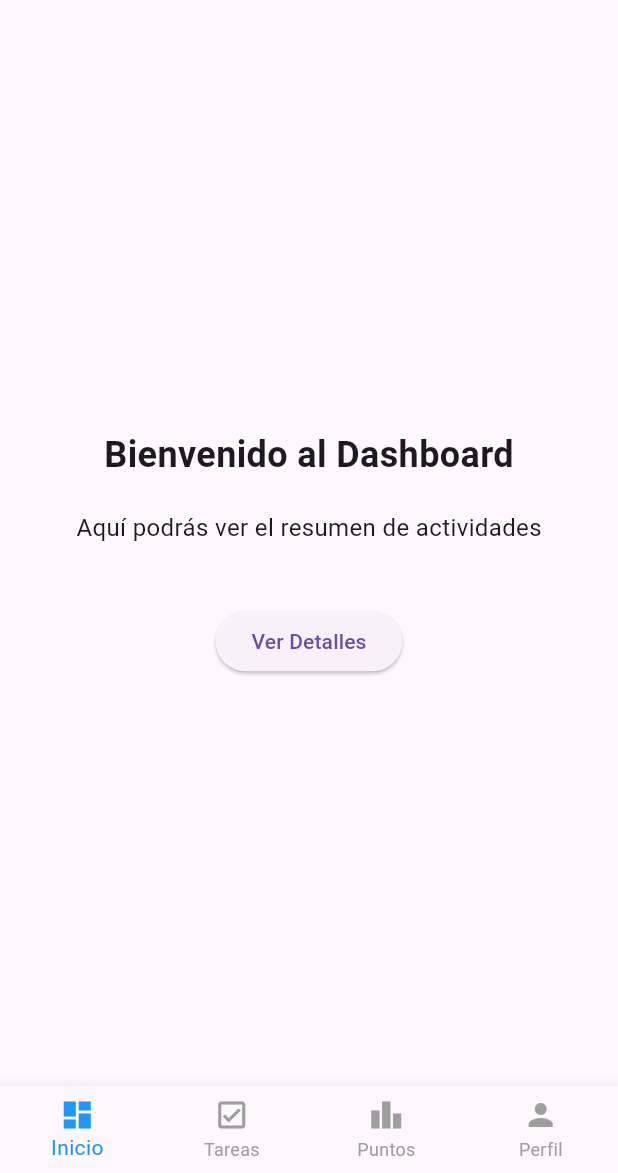
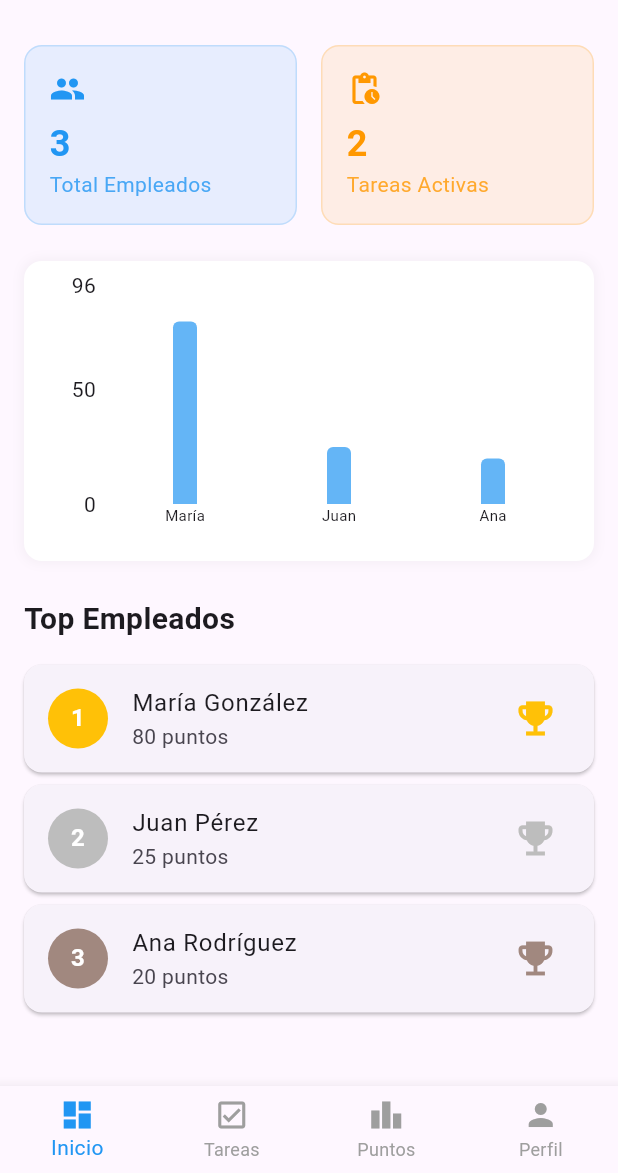
Before and after one commit to nievesOcta/puntos_empleados, a Flutter app: the DashboardScreen screen opened directly, on a phone screen of 412 x 824 dp, the part 63-1236 px from its top. Run offline on Flutter 3.47's test engine with Material 3 defaults, Android fonts, the phone set to English and light mode, and no system bars; drawn by our look-alikes of fl_chart; our stand-ins replace qr_flutter.

Commit message:
final version

```diff
--- a/lib/screens/inicio_screen.dart
+++ b/lib/screens/inicio_screen.dart
@@ -1,4 +1,6 @@
 import 'package:flutter/material.dart';
+import 'package:puntos_empleados/services/employee_service.dart';
+import 'package:fl_chart/fl_chart.dart';
 
 class InicioScreen extends StatefulWidget {
   const InicioScreen({super.key});
@@ -10,33 +12,217 @@ class InicioScreen extends StatefulWidget {
 class _InicioScreenState extends State<InicioScreen> {
   @override
   Widget build(BuildContext context) {
-    return Center(
+    final employees = EmployeeService.getAllEmployees();
+    final sortedEmployees = [...employees]
+      ..sort((a, b) => b.getPoints().compareTo(a.getPoints()));
+    final topEmployees = sortedEmployees.take(3).toList();
+
+    return SingleChildScrollView(
+      padding: const EdgeInsets.all(16.0),
       child: Column(
-        mainAxisAlignment: MainAxisAlignment.center,
+        crossAxisAlignment: CrossAxisAlignment.start,
         children: [
+          // Tarjetas de resumen
+          Row(
+            children: [
+              _buildSummaryCard(
+                'Total Empleados',
+                employees.length.toString(),
+                Icons.people,
+                Colors.blue,
+              ),
+              const SizedBox(width: 16),
+              _buildSummaryCard(
+                'Tareas Activas',
+                employees
+                    .expand((e) => e.getAssignments())
+                    .where((a) => !a.isCompleted)
+                    .length
+                    .toString(),
+                Icons.pending_actions,
+                Colors.orange,
+              ),
+            ],
+          ),
+          const SizedBox(height: 24),
+
+          // Gráfico de puntos
+          Container(
+            height: 200,
+            padding: const EdgeInsets.all(16),
+            decoration: BoxDecoration(
+              color: Colors.white,
+              borderRadius: BorderRadius.circular(12),
+              boxShadow: [
+                BoxShadow(
+                  color: Colors.grey.withOpacity(0.1),
+                  spreadRadius: 1,
+                  blurRadius: 6,
+                ),
+              ],
+            ),
+            child: BarChart(
+              BarChartData(
+                alignment: BarChartAlignment.spaceAround,
+                maxY: sortedEmployees.first.getPoints().toDouble() * 1.2,
+                titlesData: FlTitlesData(
+                  show: true,
+                  bottomTitles: AxisTitles(
+                    sideTitles: SideTitles(
+                      showTitles: true,
+                      getTitlesWidget: (value, meta) {
+                        if (value.toInt() >= employees.length) return const Text('');
+                        return Text(
+                          employees[value.toInt()].name.split(' ')[0],
+                          style: const TextStyle(fontSize: 10),
+                        );
+                      },
+                    ),
+                  ),
+                  leftTitles: AxisTitles(
+                    sideTitles: SideTitles(
+                      showTitles: true,
+                      reservedSize: 40,
+                    ),
+                  ),
+                  topTitles: AxisTitles(
+                    sideTitles: SideTitles(showTitles: false),
+                  ),
+                  rightTitles: AxisTitles(
+                    sideTitles: SideTitles(showTitles: false),
+                  ),
+                ),
+                borderData: FlBorderData(show: false),
+                gridData: FlGridData(show: false),
+                barGroups: employees.asMap().entries.map((entry) {
+                  return BarChartGroupData(
+                    x: entry.key,
+                    barRods: [
+                      BarChartRodData(
+                        toY: entry.value.getPoints().toDouble(),
+                        color: Colors.blue.shade300,
+                        width: 16,
+                        borderRadius: const BorderRadius.vertical(
+                          top: Radius.circular(4),
+                        ),
+                      ),
+                    ],
+                  );
+                }).toList(),
+              ),
+            ),
+          ),
+          const SizedBox(height: 24),
+
+          // Top 3 empleados
           const Text(
-            'Bienvenido al Dashboard',
+            'Top Empleados',
             style: TextStyle(
-              fontSize: 24,
+              fontSize: 20,
               fontWeight: FontWeight.bold,
             ),
           ),
-          const SizedBox(height: 20),
-          const Text(
-            'Aquí podrás ver el resumen de actividades',
-            style: TextStyle(
-              fontSize: 16,
-            ),
-          ),
-          const SizedBox(height: 40),
-          ElevatedButton(
-            onPressed: () {
-              // Acción para el botón
-            },
-            child: const Text('Ver Detalles'),
-          ),
+          const SizedBox(height: 16),
+          ...topEmployees.asMap().entries.map((entry) {
+            final employee = entry.value;
+            return Card(
+              margin: const EdgeInsets.only(bottom: 8),
+              child: ListTile(
+                leading: CircleAvatar(
+                  backgroundColor: _getPositionColor(entry.key),
+                  child: Text(
+                    '${entry.key + 1}',
+                    style: const TextStyle(
+                      color: Colors.white,
+                      fontWeight: FontWeight.bold,
+                    ),
+                  ),
+                ),
+                title: Text(employee.name),
+                subtitle: Text('${employee.getPoints()} puntos'),
+                trailing: _buildMedalIcon(entry.key),
+              ),
+            );
+          }).toList(),
         ],
       ),
     );
   }
+
+  Widget _buildSummaryCard(
+    String title,
+    String value,
+    IconData icon,
+    Color color,
+  ) {
+    return Expanded(
+      child: Container(
+        padding: const EdgeInsets.all(16),
+        decoration: BoxDecoration(
+          color: color.withOpacity(0.1),
+          borderRadius: BorderRadius.circular(12),
+          border: Border.all(
+            color: color.withOpacity(0.2),
+          ),
+        ),
+        child: Column(
+          crossAxisAlignment: CrossAxisAlignment.start,
+          children: [
+            Icon(icon, color: color),
+            const SizedBox(height: 8),
+            Text(
+              value,
+              style: TextStyle(
+                fontSize: 24,
+                fontWeight: FontWeight.bold,
+                color: color,
+              ),
+            ),
+            Text(
+              title,
+              style: TextStyle(
+                color: color.withOpacity(0.8),
+              ),
+            ),
+          ],
+        ),
+      ),
+    );
+  }
+
+  Color _getPositionColor(int position) {
+    switch (position) {
+      case 0:
+        return Colors.amber;
+      case 1:
+        return Colors.grey.shade400;
+      case 2:
+        return Colors.brown.shade300;
+      default:
+        return Colors.grey;
+    }
+  }
+
+  Widget _buildMedalIcon(int position) {
+    IconData icon;
+    Color color;
+    switch (position) {
+      case 0:
+        icon = Icons.emoji_events;
+        color = Colors.amber;
+        break;
+      case 1:
+        icon = Icons.emoji_events;
+        color = Colors.grey.shade400;
+        break;
+      case 2:
+        icon = Icons.emoji_events;
+        color = Colors.brown.shade300;
+        break;
+      default:
+        icon = Icons.emoji_events;
+        color = Colors.grey;
+    }
+    return Icon(icon, color: color, size: 30);
+  }
 }
--- a/pubspec.yaml
+++ b/pubspec.yaml
@@ -35,6 +35,7 @@ dependencies:
   # Use with the CupertinoIcons class for iOS style icons.
   cupertino_icons: ^1.0.8
   qr_flutter: ^4.1.0
+  fl_chart: ^0.66.0
 
 dev_dependencies:
   flutter_test:
```
